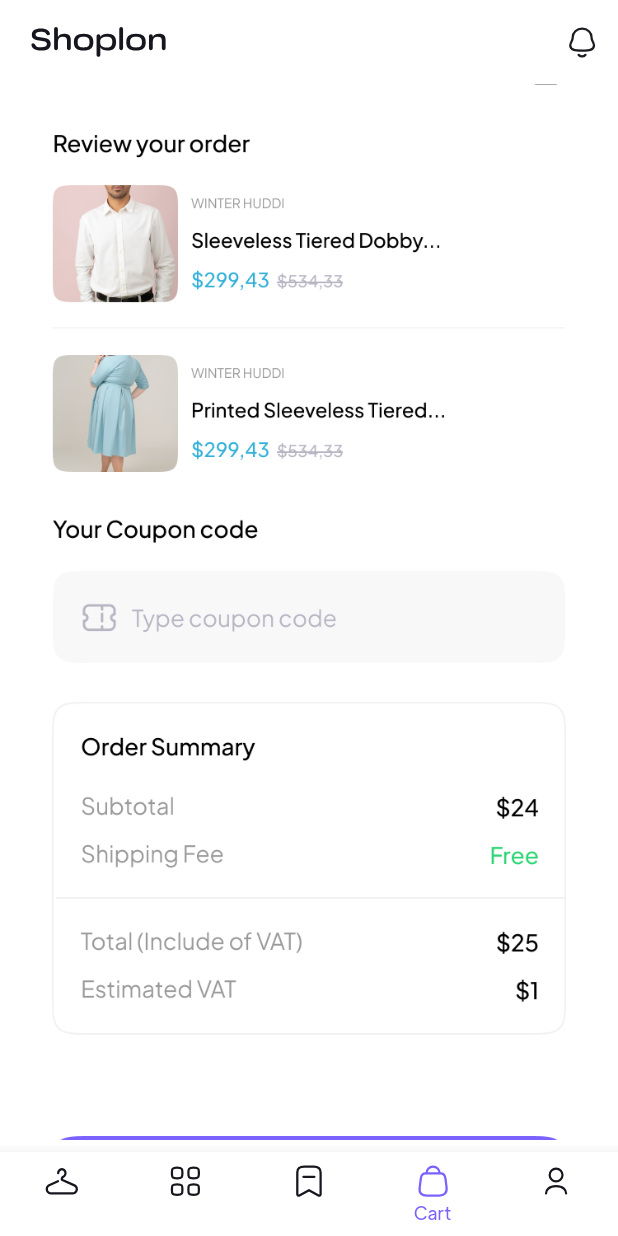
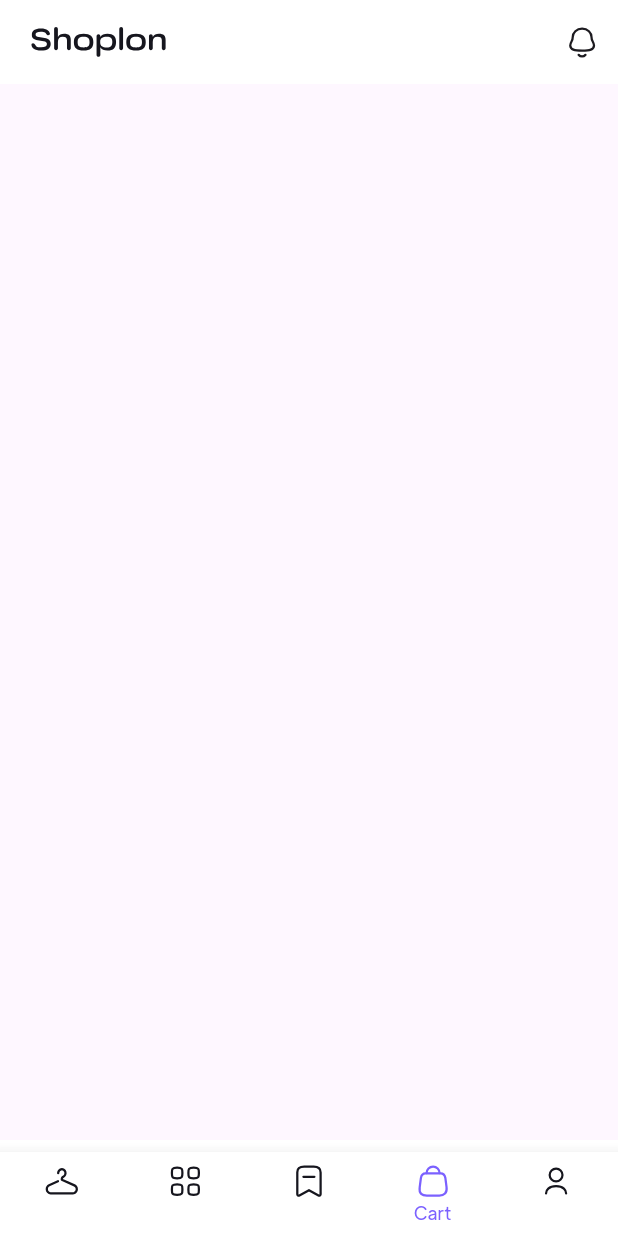
Before and after one commit to Muflih-uk/Velvo-Drive, a Flutter app: the EntryPoint screen opened by its route, item 4 of the bottom bar chosen, on a phone screen of 412 x 824 dp. Run offline on Flutter 3.47's test engine with Material 3 defaults, Android fonts, the phone set to English and light mode, and no system bars; our stand-ins replace cached_network_image, flutter_rating_bar, flutter_svg, form_field_validator; network calls fail.

Commit message:
BuyFullKit Removed

```diff
--- a/frontend/lib/components/buy_full_ui_kit.dart
+++ /dev/null
@@ -1,79 +0,0 @@
-import 'dart:async';
-
-import 'package:flutter/material.dart';
-import 'package:url_launcher/url_launcher.dart';
-
-
-class BuyFullKit extends StatefulWidget {
-  const BuyFullKit({super.key, required this.images});
-
-  final List<String> images;
-
-  @override
-  State<BuyFullKit> createState() => _BuyFullKitState();
-}
-
-class _BuyFullKitState extends State<BuyFullKit> {
-  final Uri _url = Uri.parse(
-      'https://app.gumroad.com/checkout?_gl=1*1j1owy*_ga*Nzc0MTA1NTYwLjE3MjAwMTA3MzM.*_ga_6LJN6D94N6*MTcyMDA0MjQzMC41LjEuMTcyMDA0MjQzMS4wLjAuMA..&product=uxznc&option=B3wWhE6QH46cfm31C7jEmQ%3D%3D&quantity=1&referrer=App');
-  Future<void> buyLink() async {
-    if (!await launchUrl(_url)) {
-      throw Exception('Could not launch $_url');
-    }
-  }
-
-  late PageController _pageController;
-  late Timer _timer;
-  int _currentPage = 0;
-
-  @override
-  void initState() {
-    super.initState();
-    _pageController = PageController(initialPage: _currentPage);
-    _startAutoScroll();
-  }
-
-  void _startAutoScroll() {
-    _timer = Timer.periodic(const Duration(seconds: 2), (timer) {
-      if (_currentPage < widget.images.length - 1) {
-        _currentPage++;
-      } else {
-        _currentPage = 0;
-      }
-      _pageController.animateToPage(
-        _currentPage,
-        duration: const Duration(milliseconds: 300),
-        curve: Curves.easeInOut,
-      );
-    });
-  }
-
-  @override
-  void dispose() {
-    _timer.cancel();
-    _pageController.dispose();
-    super.dispose();
-  }
-
-  @override
-  Widget build(BuildContext context) {
-    return Scaffold(
-      body: Stack(
-        fit: StackFit.expand,
-        children: [
-          // Image.asset("assets/screens/Forgot_password.png"),
-          PageView.builder(
-            controller: _pageController,
-            itemCount: widget.images.length,
-            itemBuilder: (context, index) {
-              return Image.asset(
-                widget.images[index],
-                fit: BoxFit.cover,
-              );
-            },
-          ),
-        ],
-      ),
-    );
-  }
-}
--- a/frontend/lib/screens/checkout/views/cart_screen.dart
+++ b/frontend/lib/screens/checkout/views/cart_screen.dart
@@ -1,20 +1,20 @@
 import 'package:flutter/material.dart';
-import 'package:shop/components/buy_full_ui_kit.dart';
 
 class CartScreen extends StatelessWidget {
   const CartScreen({super.key});
 
   @override
   Widget build(BuildContext context) {
-    return const BuyFullKit(
-      images: [
-        "assets/screens/Cart_1.png",
-        "assets/screens/Cart_2.png",
-        "assets/screens/Cart_3.png",
-        "assets/screens/Cart_4.png",
-        "assets/screens/Cart_5.png",
-        "assets/screens/Cart_6.png",
-      ],
-    );
+    return Container();
+    // const BuyFullKit(
+    //   images: [
+    //     "assets/screens/Cart_1.png",
+    //     "assets/screens/Cart_2.png",
+    //     "assets/screens/Cart_3.png",
+    //     "assets/screens/Cart_4.png",
+    //     "assets/screens/Cart_5.png",
+    //     "assets/screens/Cart_6.png",
+    //   ],
+    // );
   }
 }
--- a/frontend/lib/screens/notification/view/no_notification_screen.dart
+++ b/frontend/lib/screens/notification/view/no_notification_screen.dart
@@ -1,12 +1,11 @@
 import 'package:flutter/material.dart';
-
-import 'package:shop/components/buy_full_ui_kit.dart';
 
 class NoNotificationScreen extends StatelessWidget {
   const NoNotificationScreen({super.key});
 
   @override
   Widget build(BuildContext context) {
-    return const BuyFullKit(images: ["assets/screens/No notification.png"]);
+    return Container();
+    //const BuyFullKit(images: ["assets/screens/No notification.png"]);
   }
 }
--- a/frontend/lib/screens/notification/view/notification_ontions_screen.dart
+++ b/frontend/lib/screens/notification/view/notification_ontions_screen.dart
@@ -1,12 +1,12 @@
 import 'package:flutter/material.dart';
-import 'package:shop/components/buy_full_ui_kit.dart';
 
 class NotificationOptionsScreen extends StatelessWidget {
   const NotificationOptionsScreen({super.key});
 
   @override
   Widget build(BuildContext context) {
-    return const BuyFullKit(
-        images: ["assets/screens/notification setting.png"]);
+    return Container();
+    // const BuyFullKit(
+    //     images: ["assets/screens/notification setting.png"]);
   }
 }
--- a/frontend/lib/screens/product/views/size_guide_screen.dart
+++ b/frontend/lib/screens/product/views/size_guide_screen.dart
@@ -1,5 +1,4 @@
 import 'package:flutter/material.dart';
-import 'package:shop/components/buy_full_ui_kit.dart';
 
 class SizeGuideScreen extends StatefulWidget {
   const SizeGuideScreen({super.key});
@@ -19,6 +18,7 @@ class _SizeGuideScreenState extends State<SizeGuideScreen> {
 
   @override
   Widget build(BuildContext context) {
-    return const BuyFullKit(images: ["assets/screens/Size Guide.png"]);
+    return Container();
+    //const BuyFullKit(images: ["assets/screens/Size Guide.png"]);
   }
 }
```
Also changed, not shown: frontend/lib/screens/address/views/addresses_screen.dart (+4 -4 lines), frontend/lib/screens/auth/views/password_recovery_screen.dart (+8 -9 lines), frontend/lib/screens/notification/view/enable_notification_screen.dart (+4 -4 lines), frontend/lib/screens/notification/view/notificatios_screen.dart (+6 -5 lines), frontend/lib/screens/order/views/orders_screen.dart (+6 -5 lines), frontend/lib/screens/product/views/product_details_screen.dart (+7 -6 lines), frontend/lib/screens/reviews/view/product_reviews_screen.dart (+5 -6 lines), frontend/lib/screens/search/views/search_screen.dart (+13 -14 lines), frontend/lib/screens/user_info/views/user_info_screen.dart (+6 -5 lines).
